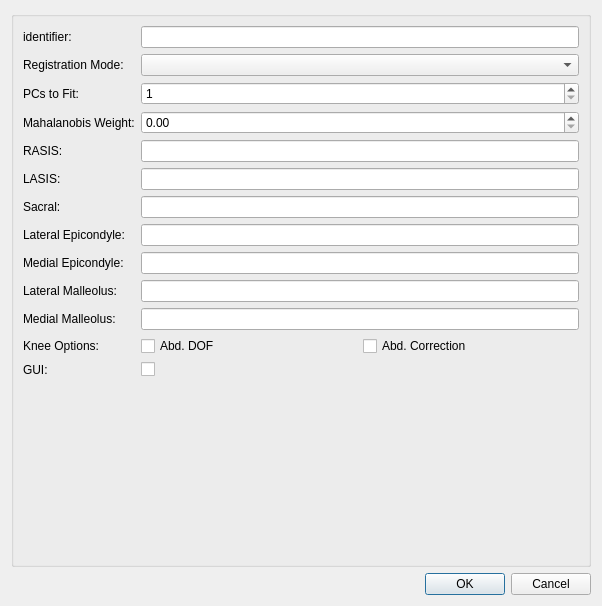
Old version of the form mapclientplugins/fieldworklowerlimbgenerationstep/qt/configuredialog.ui in the repository mapclient-plugins/fieldworklowerlimbgenerationstep.
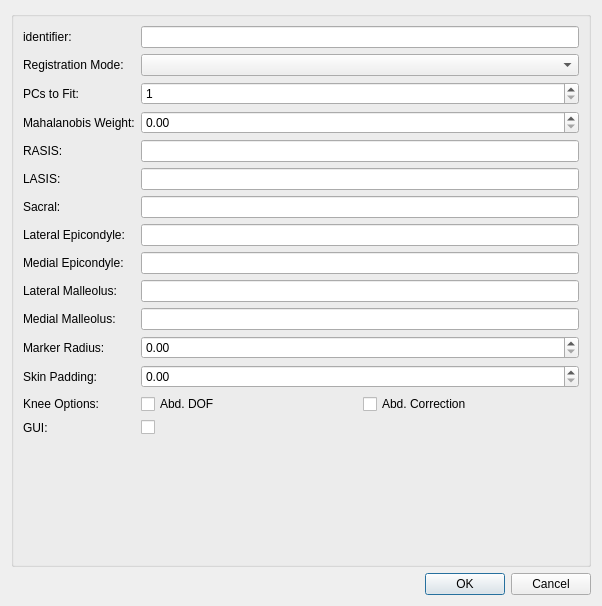
New version of the form.

What changed in the file:
```diff
--- a/mapclientplugins/fieldworklowerlimbgenerationstep/qt/configuredialog.ui
+++ b/mapclientplugins/fieldworklowerlimbgenerationstep/qt/configuredialog.ui
@@ -141,14 +141,14 @@
       <item row="10" column="1">
        <widget class="QLineEdit" name="lineEdit_MM"/>
       </item>
-      <item row="11" column="0">
+      <item row="13" column="0">
        <widget class="QLabel" name="label_10">
         <property name="text">
          <string>Knee Options:</string>
         </property>
        </widget>
       </item>
-      <item row="11" column="1">
+      <item row="13" column="1">
        <layout class="QHBoxLayout" name="horizontalLayout">
         <item>
          <widget class="QCheckBox" name="checkBox_kneedof">
@@ -166,20 +166,40 @@
         </item>
        </layout>
       </item>
-      <item row="12" column="0">
+      <item row="14" column="0">
        <widget class="QLabel" name="label_11">
         <property name="text">
          <string>GUI:</string>
         </property>
        </widget>
       </item>
-      <item row="12" column="1">
+      <item row="14" column="1">
        <widget class="QCheckBox" name="checkBox_GUI">
         <property name="text">
          <string/>
         </property>
        </widget>
       </item>
+      <item row="11" column="0">
+       <widget class="QLabel" name="label_12">
+        <property name="text">
+         <string>Marker Radius:</string>
+        </property>
+       </widget>
+      </item>
+      <item row="12" column="0">
+       <widget class="QLabel" name="label_13">
+        <property name="text">
+         <string>Skin Padding:</string>
+        </property>
+       </widget>
+      </item>
+      <item row="11" column="1">
+       <widget class="QDoubleSpinBox" name="doubleSpinBox_markerRadius"/>
+      </item>
+      <item row="12" column="1">
+       <widget class="QDoubleSpinBox" name="doubleSpinBox_skinPad"/>
+      </item>
      </layout>
     </widget>
    </item>
```
